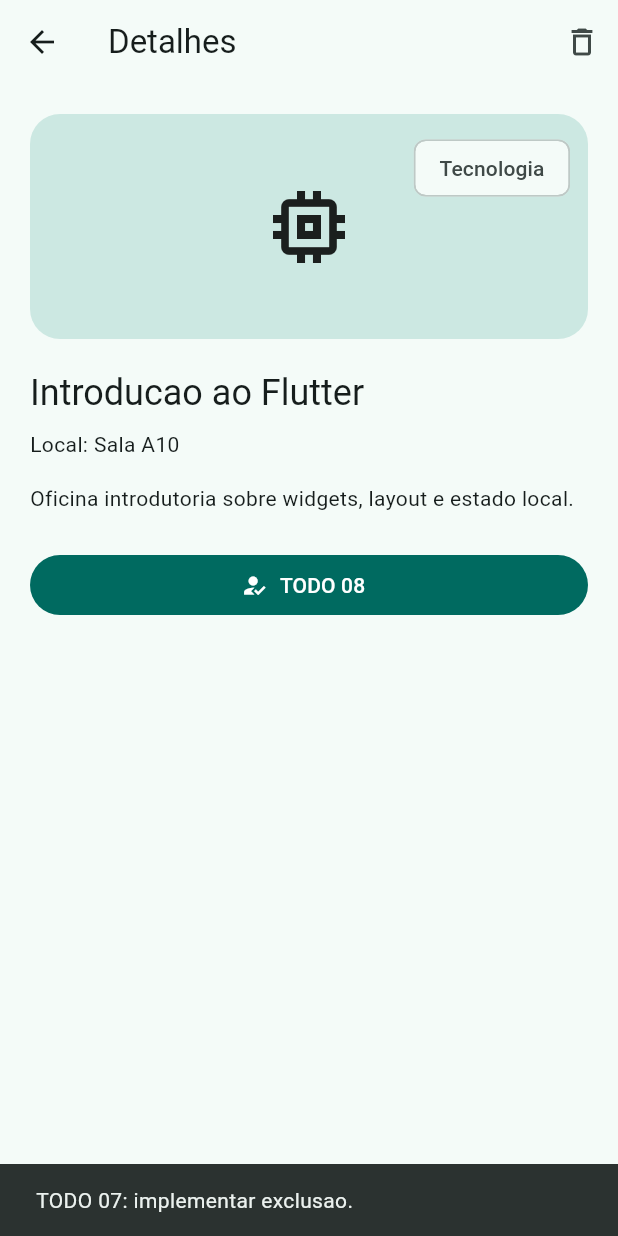
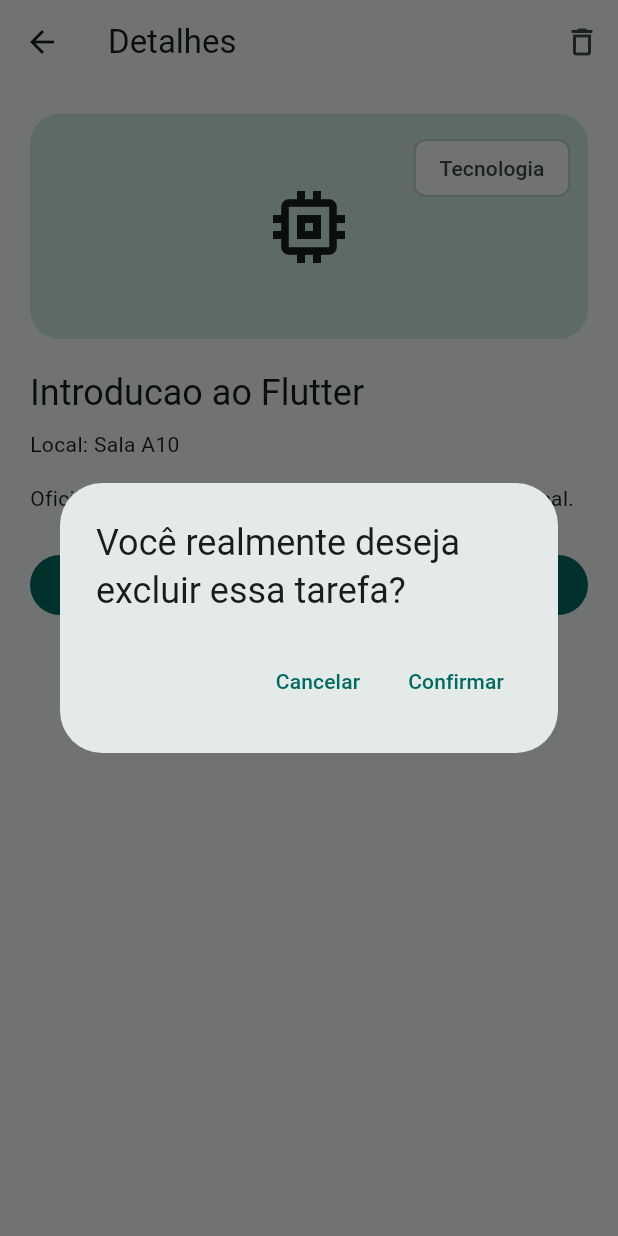
Before and after one commit to gfloriano11/mobile-development-class, a Flutter app: the DetalhesEventoScreen screen opened directly with sample values from the repository, after a tap on the "delete outline" icon, on a phone screen of 412 x 824 dp. Run offline on Flutter 3.47's test engine with Material 3 defaults, Android fonts, the phone set to English and light mode, and no system bars; our stand-ins replace flutter_tts.

Commit message:
feat: implement todo 7

```diff
--- a/n2/flutter_agenda_eventos_atividade_base/lib/screens/detalhes_evento_screen.dart
+++ b/n2/flutter_agenda_eventos_atividade_base/lib/screens/detalhes_evento_screen.dart
@@ -16,12 +16,28 @@
 }
 
 class _DetalhesEventoScreenState extends State<DetalhesEventoScreen> {
-  // TODO_ATIVIDADE_07
+  // TODO_ATIVIDADE_07 (FEITO)
   // Use showDialog<bool>. Se o usuario confirmar, volte para a Home com
   // Navigator.pop(context, true). Cancelar deve fechar apenas o dialogo.
   Future<void> _confirmarExclusao() async {
-    ScaffoldMessenger.of(context).showSnackBar(
-      const SnackBar(content: Text('TODO 07: implementar exclusao.')),
+    showDialog<String>(
+      context: context,
+      builder: (BuildContext dialogContext) => AlertDialog(
+        title: const Text('Você realmente deseja excluir essa tarefa?'),
+        actions: <Widget>[
+          TextButton(
+            onPressed: () => Navigator.pop(context, 'Cancel'),
+            child: const Text('Cancelar'),
+          ),
+          TextButton(
+            onPressed: () {
+              Navigator.pop(dialogContext);
+              Navigator.pop(context, true);
+            },
+            child: const Text('Confirmar'),
+          ),
+        ],
+      ),
     );
   }
 
--- a/n2/flutter_agenda_eventos_atividade_base/lib/screens/home_screen.dart
+++ b/n2/flutter_agenda_eventos_atividade_base/lib/screens/home_screen.dart
@@ -77,7 +77,7 @@
 
     if (result == true) {
       setState(() {
-        _eventos = _eventos.where((e) => e.id != evento.id).toList();
+        _eventos.removeWhere((e) => e.id == evento.id);
       });
     } else {
       setState(() {});
```
Also changed, not shown: 1 other file.
